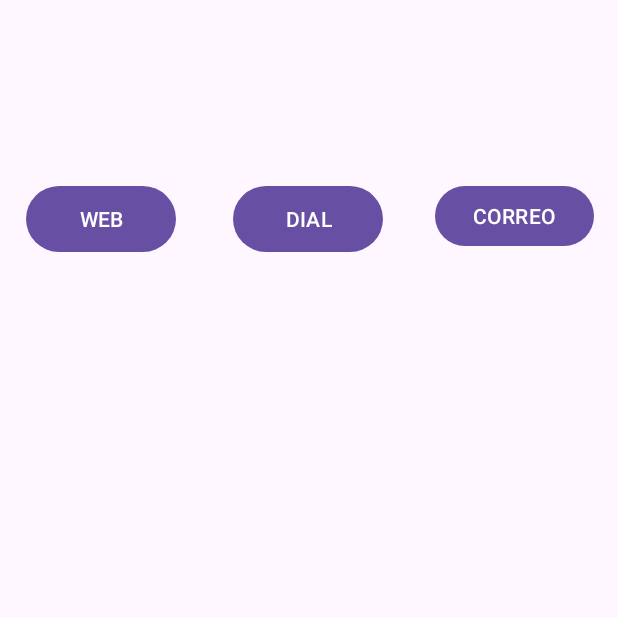
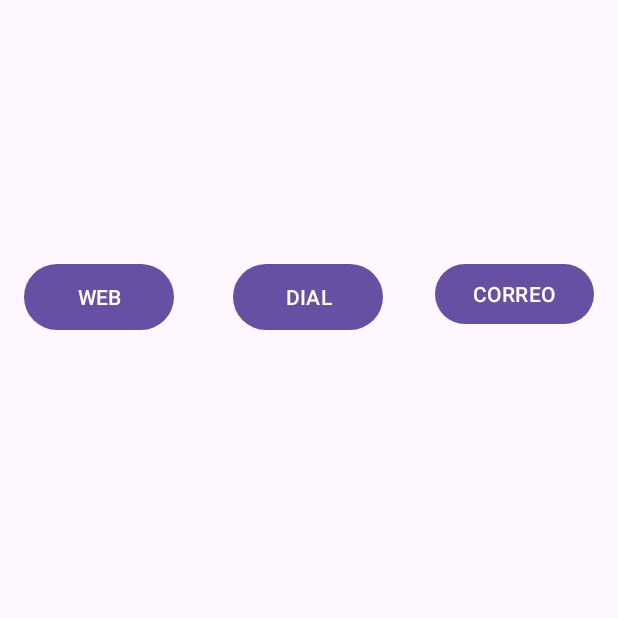
Before and after one commit to adridominguezz/ActivitiesIntentEj20, an Android app: the Activity2 screen opened directly, with no data from a screen before it, after a tap on "DIAL", on a phone screen of 412 x 824 dp, the top half of it. Run offline under Robolectric (Android 15) with nearby library versions, the phone set to English and light mode, and no system bars.

```diff
--- a/app/build.gradle.kts
+++ b/app/build.gradle.kts
@@ -5,7 +5,7 @@ plugins {
 
 android {
     namespace = "com.example.activitiesintentej2"
-    compileSdk = 33
+    compileSdk = 34
 
     defaultConfig {
         applicationId = "com.example.activitiesintentej2"
--- a/app/src/main/java/com/example/activitiesintentej2/Activity2.kt
+++ b/app/src/main/java/com/example/activitiesintentej2/Activity2.kt
@@ -1,25 +1,23 @@
 package com.example.activitiesintentej2
 
-import android.content.Context
 import android.content.Intent
 import android.net.Uri
 import androidx.appcompat.app.AppCompatActivity
 import android.os.Bundle
 import android.view.View
+import android.widget.Button
 import android.widget.Toast
 
 class Activity2 : AppCompatActivity() {
+
     override fun onCreate(savedInstanceState: Bundle?) {
         super.onCreate(savedInstanceState)
         setContentView(R.layout.activity_2)
+        val btnDial = findViewById<Button>(R.id.btnDial)
+
     }
 
     fun abrirWeb(view: View) {
-//        val mensaje = "Este es un mensaje de ejemplo"
-//        val duracion = Toast.LENGTH_SHORT // Puedes usar Toast.LENGTH_SHORT o Toast.LENGTH_LONG
-//        val context: Context = applicationContext // Reemplaza "applicationContext" con el contexto apropiado
-//        val toast = Toast.makeText(context, mensaje, duracion)
-        //val toast = Toast.makeText(context, mensaje, duracion)
         val toast = Toast.makeText(this, "Pulsado", Toast.LENGTH_SHORT)
         toast.show()
 
@@ -30,26 +28,29 @@ class Activity2 : AppCompatActivity() {
             startActivity(intent)}
 
     }
+
     fun abrirDial(view: View) {
+
         val toast = Toast.makeText(this, "Pulsado", Toast.LENGTH_SHORT)
         toast.show()
+
         val num = 666123456
-        val intent = Intent (Intent.ACTION_CALL).apply {
+
+        val intent = Intent(Intent.ACTION_DIAL).apply {
             data = Uri.parse("tel:$num")
         }
         if (intent.resolveActivity(packageManager) != null) {
             startActivity(intent)
         }
     }
-    fun abrirCorreo(view: View, addresses: Array<String>, subject: String) {
+
+    fun abrirCorreo( view: View) {
         val destinatario = "m.arana@cesjuanpablosegundocadiz.es"
         val asunto = "Ejercicio Intents"
         val mensaje = "¡Ejercicio resuelto! Tu nombre aquí"
 
-
         val intent = Intent(Intent.ACTION_SENDTO).apply {
-            data = Uri.parse("mailto:") // only email apps should handle this
-            putExtra(Intent.EXTRA_EMAIL, destinatario)
+            data = Uri.parse("mailto:$destinatario")
             putExtra(Intent.EXTRA_SUBJECT, asunto)
             putExtra(Intent.EXTRA_TEXT, mensaje)
         }
--- a/app/src/main/res/layout/activity_2.xml
+++ b/app/src/main/res/layout/activity_2.xml
@@ -10,19 +10,19 @@
         android:id="@+id/btnWeb"
         android:layout_width="100dp"
         android:layout_height="52dp"
-        android:layout_marginBottom="652dp"
+        android:layout_marginBottom="600dp"
         android:onClick="abrirWeb"
         android:text="@string/web"
         app:layout_constraintBottom_toBottomOf="parent"
         app:layout_constraintEnd_toEndOf="parent"
-        app:layout_constraintHorizontal_bias="0.055"
+        app:layout_constraintHorizontal_bias="0.051"
         app:layout_constraintStart_toStartOf="parent" />
 
     <Button
         android:id="@+id/btnDial"
         android:layout_width="100dp"
         android:layout_height="52dp"
-        android:layout_marginBottom="652dp"
+        android:layout_marginBottom="600dp"
         android:onClick="abrirDial"
         android:text="@string/dial"
         app:layout_constraintBottom_toBottomOf="parent"
@@ -34,7 +34,7 @@
         android:id="@+id/btnCorreo"
         android:layout_width="106dp"
         android:layout_height="48dp"
-        android:layout_marginBottom="656dp"
+        android:layout_marginBottom="604dp"
         android:onClick="abrirCorreo"
         android:text="@string/correo"
         app:layout_constraintBottom_toBottomOf="parent"
```
